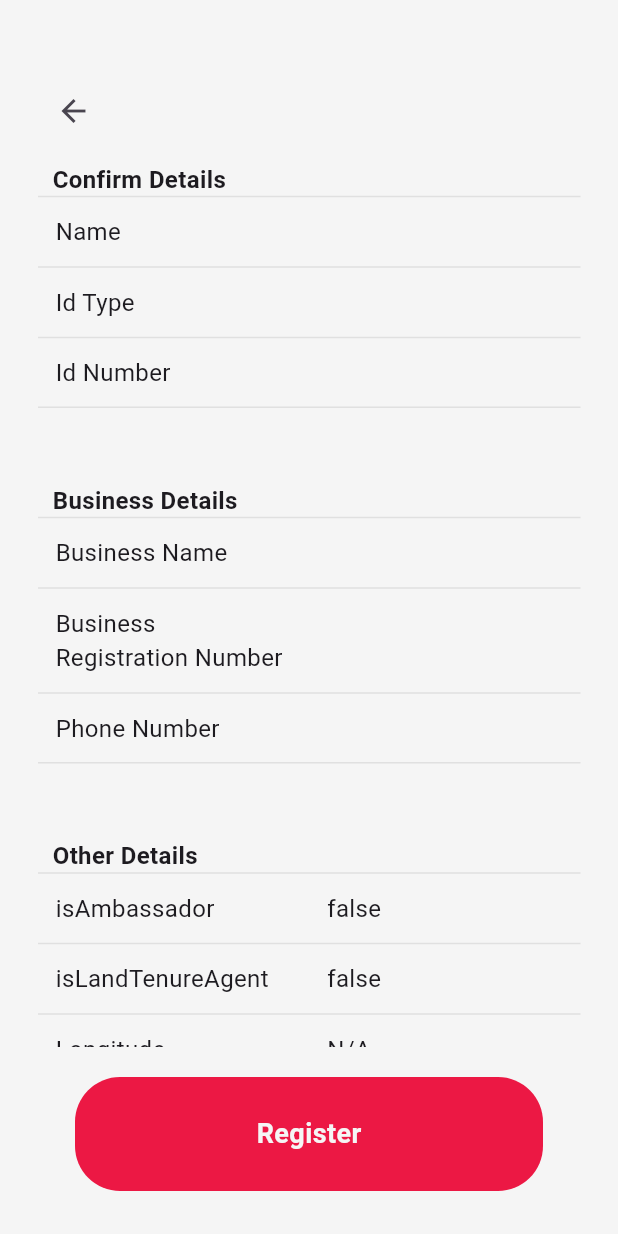
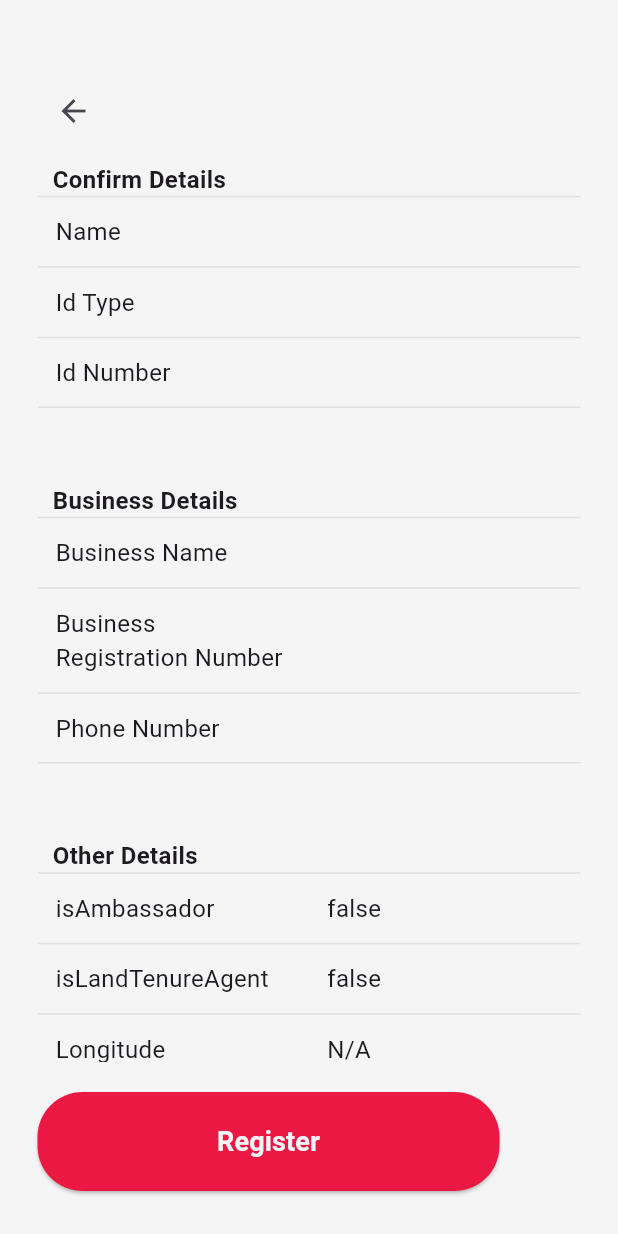
Before and after one commit to Jheezy30/agent_app, a Flutter app: the ConfirmDetailsPage screen opened directly with empty values, on a phone screen of 412 x 824 dp. Run offline on Flutter 3.47's test engine with Material 3 defaults, Android fonts, the phone set to English and light mode, and no system bars; our stand-ins replace dio, dropdown_button2, flutter_svg, geolocator, permission_handler, shared_preferences; accounts and stored records are empty.

Commit message:
another day

```diff
--- a/lib/pages/confirm_details_page.dart
+++ b/lib/pages/confirm_details_page.dart
@@ -1,3 +1,4 @@
+import 'package:agent_app/components/custom_color.dart';
 import 'package:agent_app/components/custom_table_row.dart';
 import 'package:agent_app/components/my_button.dart';
 import 'package:agent_app/pages/home_page.dart';
@@ -57,11 +58,11 @@ class _ConfirmDetailsPageState extends State<ConfirmDetailsPage> {
             const SizedBox(
               height: 20,
             ),
-            MyButton(
-              onTap: () async {
-                bool result = await integration.send(widget.user);
+            ElevatedButton(
+                      onPressed: () async {
 
-                if (!result) {
+                        bool myresult = await integration.send(widget.user);
+                        if (!myresult) {
                           showDialog(
                             context: context,
                             builder: (context) => CustomAlertDialog(
@@ -70,19 +71,57 @@ class _ConfirmDetailsPageState extends State<ConfirmDetailsPage> {
                                   'An error occurred while performing the operation.',
                             ),
                           );
-                }else{
-
+                        } else {
                           Navigator.push(
                             context,
                             MaterialPageRoute(
-                    builder: (context) => HomePage(
-
-                    ),
+                              builder: (context) => HomePage(),
                             ),
                           );
                         }
                       },
-              text: 'Register',
+                      style: ButtonStyle(
+                        backgroundColor: MaterialStateProperty.all<Color>(
+                          CustomColors.customColor,
+                        ),
+                        shape: MaterialStateProperty.all<OutlinedBorder>(
+                          RoundedRectangleBorder(
+                            borderRadius: BorderRadius.circular(30),
+                          ),
+                        ),
+                      ),
+
+                      child: Container(
+                        width: 260,
+                        padding: EdgeInsets.symmetric(vertical: 20),
+                        alignment: Alignment.center,
+                        child: integration.isLoading
+                            ? Row(
+                                mainAxisAlignment: MainAxisAlignment.center,
+                                children: [
+                                  CircularProgressIndicator(
+                                      valueColor: AlwaysStoppedAnimation<Color>(Colors.white),
+                                  ),
+                                  SizedBox(width: 10),
+                                  Text(
+                                    "Registering...",
+                                    style: TextStyle(
+                                      color: Colors.white,
+                                      fontWeight: FontWeight.bold,
+                                      fontSize: 18,
+                                    ),
+                                  ),
+                                ],
+                              )
+                            : Text(
+                                "Register",
+                                style: TextStyle(
+                                  color: Colors.grey.shade100,
+                                  fontWeight: FontWeight.bold,
+                                  fontSize: 18,
+                                ),
+                              ),
+                      ),
                     ),
             const SizedBox(
               height: 10,
--- a/lib/pages/vendors_page.dart
+++ b/lib/pages/vendors_page.dart
@@ -213,7 +213,7 @@ class _VendorsPageState extends State<VendorsPage> {
                                       ),
 
                                       MyDropDownButton(
-                                        items: ['MTN', 'Telecel', 'AirtelTigo'],
+                                        items: ['MTN', 'TELECEL', 'AT'],
                                         selectedValue: _networkType,
                                         validator: _nameValidator,
                                         onChanged: (value) {
--- a/lib/services/integration.dart
+++ b/lib/services/integration.dart
@@ -26,10 +26,11 @@ class Integration extends ChangeNotifier {
       print('Received response');
       print("Response status code: ${response.statusCode}");
 
-      isLoading = false;
-      notifyListeners();
+
 
       if (response.statusCode == 200) {
+        isLoading = false;
+        notifyListeners();
         return true;
       } else {
         return false;
```
Also changed, not shown: lib/pages/home_page.dart (+14 -13 lines). Lines whose indentation alone changed are shown as unchanged.
